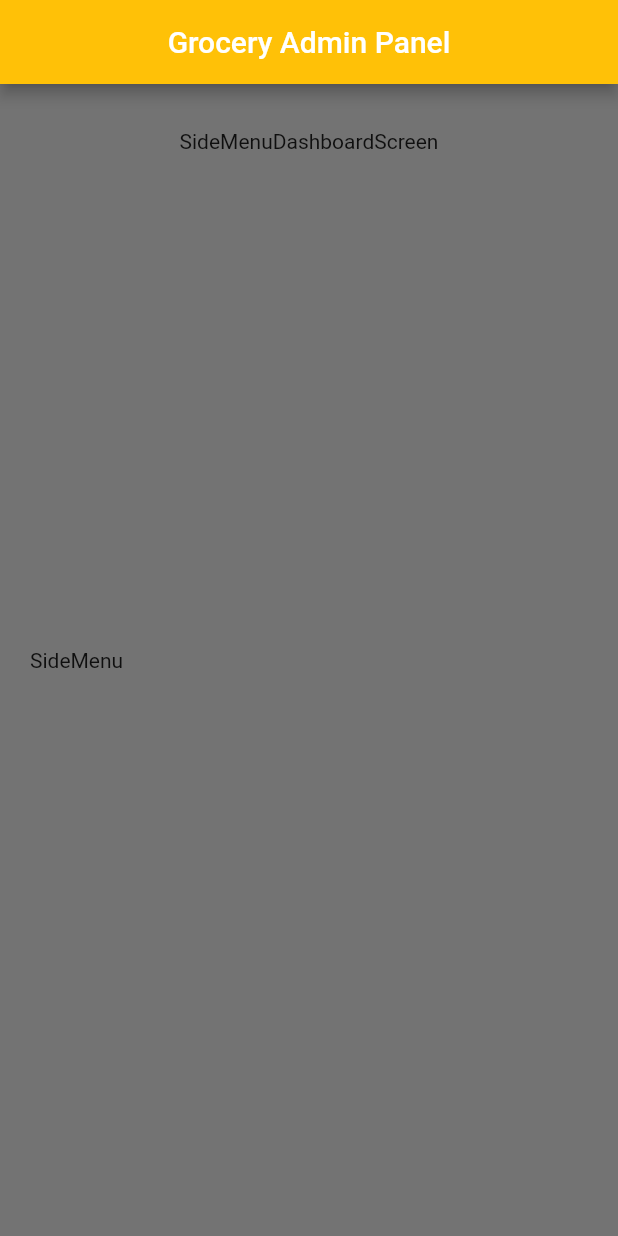
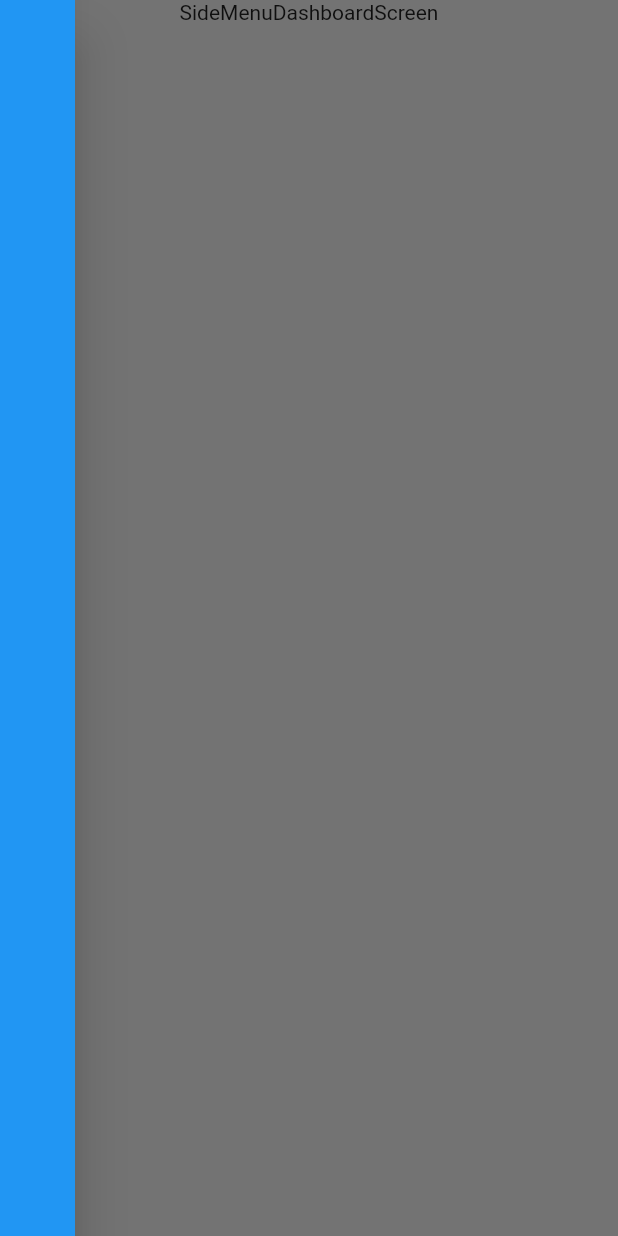
Before and after one commit to Devsaci/grocery_app_adminpanel_hadji_V1, a Flutter app: the screen it shows after launch, with the side drawer open, on a phone screen of 412 x 824 dp. Run offline on Flutter 3.47's test engine with Material 2 defaults, Android fonts, the phone set to English and light mode, and no system bars.

Commit message:
SideMenu  Drawer

```diff
--- a/lib/main.dart
+++ b/lib/main.dart
@@ -15,16 +15,10 @@ class MyApp extends StatefulWidget {
 class _MyAppState extends State<MyApp> {
   @override
   Widget build(BuildContext context) {
-    return MaterialApp(
+    return const MaterialApp(
       debugShowCheckedModeBanner: true,
       title: ' Flutter Grocery',
-      home: Scaffold(
-          appBar: AppBar(
-            backgroundColor: Colors.amber,
-            centerTitle: true,
-            title: const Text("Grocery Admin Panel"),
-          ),
-          body: const MainScreen()),
+      home: MainScreen(),
     );
   }
 }
--- a/lib/screens/main_screen.dart
+++ b/lib/screens/main_screen.dart
@@ -1,4 +1,6 @@
 import 'package:flutter/material.dart';
+
+import '../widgets/side_menu.dart';
 
 class MainScreen extends StatelessWidget {
   const MainScreen({super.key});
@@ -6,12 +8,8 @@ class MainScreen extends StatelessWidget {
   @override
   Widget build(BuildContext context) {
     return const Scaffold(
-      drawer: Padding(
-        padding: EdgeInsets.all(20.0),
-        child: Text("SideMenu"),
-      ),
-      body: Padding(
-        padding: EdgeInsets.all(30.0),
+      drawer: SideMenu(),
+      body: SafeArea(
         child: Row(
           mainAxisAlignment: MainAxisAlignment.center,
           children: [
--- a/lib/widgets/side_menu.dart
+++ b/lib/widgets/side_menu.dart
@@ -10,6 +10,12 @@ class SideMenu extends StatefulWidget {
 class _SideMenuState extends State<SideMenu> {
   @override
   Widget build(BuildContext context) {
-    return const Placeholder();
+    return Drawer(
+      backgroundColor: Colors.blue,
+      width: 50,
+      child: Container(
+        width: 100,
+      ),
+    );
   }
 }
```
Also changed, not shown: pubspec.lock.
